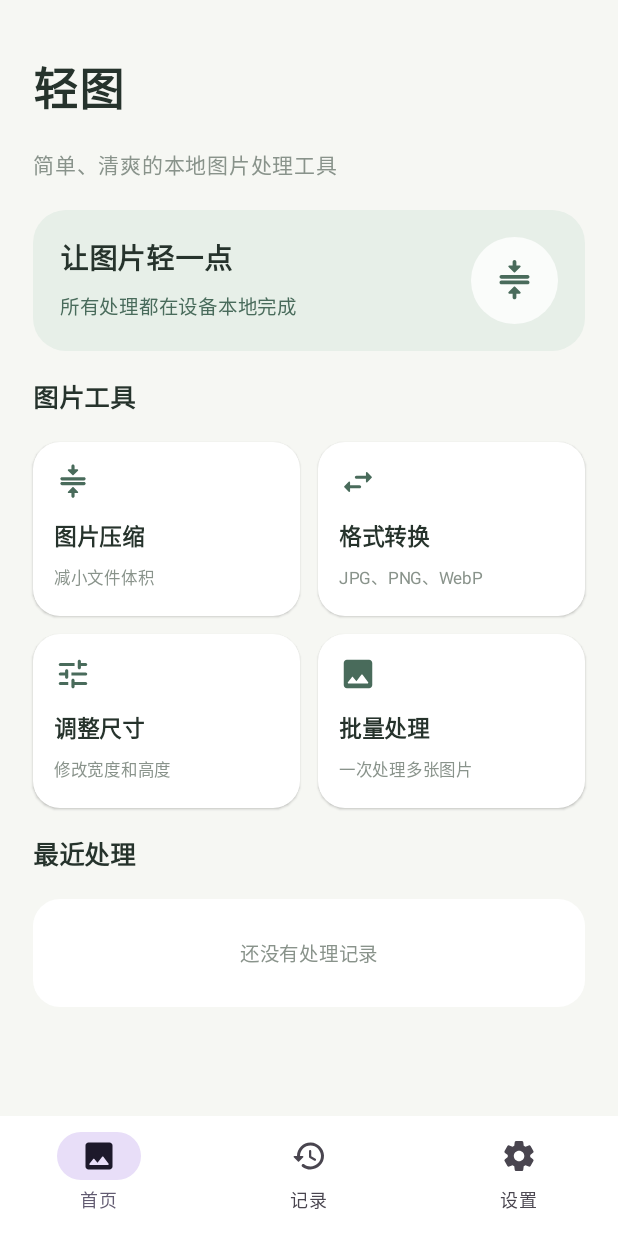
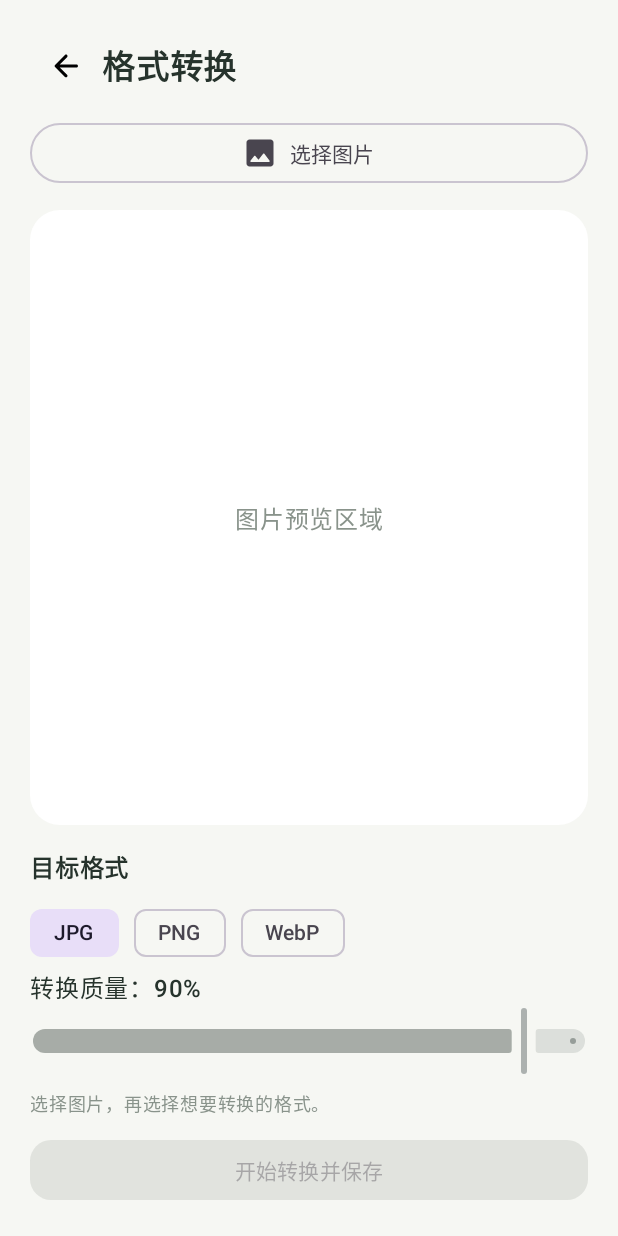
Before and after one commit to wuyueyuluos/qingtu, an Android app built with Jetpack Compose: the screen it shows after launch (MainActivity), after a tap on "格式转换", on a phone screen of 412 x 824 dp. Run offline under Robolectric (Android 15) with nearby library versions, the phone set to English and light mode, and no system bars.

Commit message:
Connect format conversion from home

```diff
--- a/app/src/main/java/com/example/qingtu/MainActivity.kt
+++ b/app/src/main/java/com/example/qingtu/MainActivity.kt
@@ -57,6 +57,7 @@ class MainActivity : ComponentActivity() {
 fun QingTuApp() {
     var selectedTab by remember { mutableIntStateOf(0) }
     var showCompressor by remember { mutableStateOf(false) }
+    var showConverter by remember { mutableStateOf(false) }
     MaterialTheme(
         colorScheme = lightColorScheme(
             primary = DeepGreen, onPrimary = Color.White,
@@ -65,6 +66,8 @@ fun QingTuApp() {
     ) {
         if (showCompressor) {
             CompressionPage(onBack = { showCompressor = false })
+        } else if (showConverter) {
+            FormatConversionPage(onBack = { showConverter = false })
         } else {
             Scaffold(
                 containerColor = PageBg,
@@ -80,7 +83,7 @@ fun QingTuApp() {
                 }
             ) { padding ->
                 when (selectedTab) {
-                    0 -> HomePage(Modifier.padding(padding), onCompress = { showCompressor = true })
+                    0 -> HomePage(Modifier.padding(padding), onCompress = { showCompressor = true }, onConvert = { showConverter = true })
                     1 -> EmptyPage("处理记录", "完成的图片会保存在这里。")
                     else -> EmptyPage("设置", "默认保存位置、图片信息与外观设置将在这里提供。")
                 }
@@ -90,7 +93,7 @@ fun QingTuApp() {
 }
 
 @Composable
-private fun HomePage(modifier: Modifier = Modifier, onCompress: () -> Unit) {
+private fun HomePage(modifier: Modifier = Modifier, onCompress: () -> Unit, onConvert: () -> Unit) {
     Column(
         modifier = modifier.fillMaxSize().padding(horizontal = 22.dp),
         verticalArrangement = Arrangement.spacedBy(18.dp)
@@ -115,7 +118,7 @@ private fun HomePage(modifier: Modifier = Modifier, onCompress: () -> Unit) {
         Column(verticalArrangement = Arrangement.spacedBy(12.dp)) {
             Row(horizontalArrangement = Arrangement.spacedBy(12.dp)) {
                 ToolCard("图片压缩", "减小文件体积", Icons.Rounded.Compress, Modifier.weight(1f), onCompress)
-                ToolCard("格式转换", "JPG、PNG、WebP", Icons.Rounded.SwapHoriz, Modifier.weight(1f)) {}
+                ToolCard("格式转换", "JPG、PNG、WebP", Icons.Rounded.SwapHoriz, Modifier.weight(1f), onConvert)
             }
             Row(horizontalArrangement = Arrangement.spacedBy(12.dp)) {
                 ToolCard("调整尺寸", "修改宽度和高度", Icons.Rounded.Tune, Modifier.weight(1f)) {}
```
